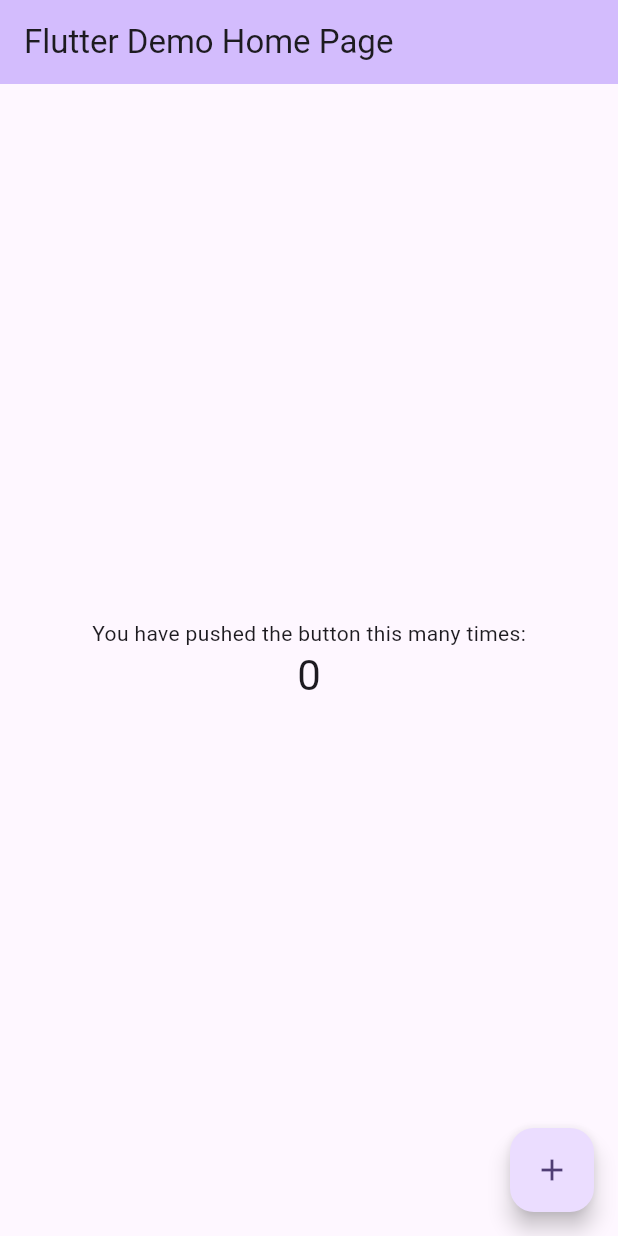
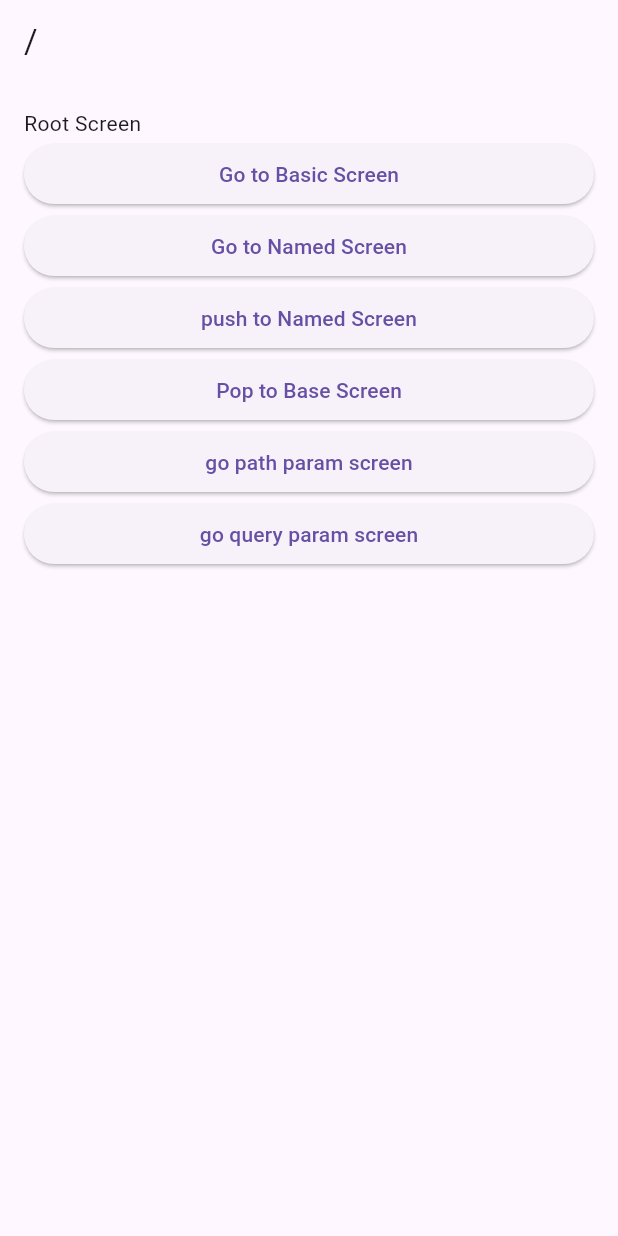
Before and after one commit to BobbyGim/flutter_router, a Flutter app: the screen it shows after launch, on a phone screen of 412 x 824 dp. Run offline on Flutter 3.47's test engine with Material 3 defaults, Android fonts, the phone set to English and light mode, and no system bars; our stand-ins replace go_router.

Commit message:
feat: go router

```diff
--- /dev/null
+++ b/lib/layout/default_layout.dart
@@ -0,0 +1,15 @@
+import 'package:flutter/material.dart';
+import 'package:go_router/go_router.dart';
+
+class DefaultLayout extends StatelessWidget {
+  final Widget body;
+  const DefaultLayout({super.key, required this.body});
+
+  @override
+  Widget build(BuildContext context) {
+    return Scaffold(
+      appBar: AppBar(title: Text(GoRouterState.of(context).uri.toString())),
+      body: Padding(padding: EdgeInsets.all(16), child: body),
+    );
+  }
+}
--- a/lib/main.dart
+++ b/lib/main.dart
@@ -1,122 +1,15 @@
 import 'package:flutter/material.dart';
+import 'package:flutter_router/router/router.dart';
 
 void main() {
-  runApp(const MyApp());
+  runApp(const _App());
 }
 
-class MyApp extends StatelessWidget {
-  const MyApp({super.key});
-
-  // This widget is the root of your application.
-  @override
-  Widget build(BuildContext context) {
-    return MaterialApp(
-      title: 'Flutter Demo',
-      theme: ThemeData(
-        // This is the theme of your application.
-        //
-        // TRY THIS: Try running your application with "flutter run". You'll see
-        // the application has a purple toolbar. Then, without quitting the app,
-        // try changing the seedColor in the colorScheme below to Colors.green
-        // and then invoke "hot reload" (save your changes or press the "hot
-        // reload" button in a Flutter-supported IDE, or press "r" if you used
-        // the command line to start the app).
-        //
-        // Notice that the counter didn't reset back to zero; the application
-        // state is not lost during the reload. To reset the state, use hot
-        // restart instead.
-        //
-        // This works for code too, not just values: Most code changes can be
-        // tested with just a hot reload.
-        colorScheme: ColorScheme.fromSeed(seedColor: Colors.deepPurple),
-      ),
-      home: const MyHomePage(title: 'Flutter Demo Home Page'),
-    );
-  }
-}
-
-class MyHomePage extends StatefulWidget {
-  const MyHomePage({super.key, required this.title});
-
-  // This widget is the home page of your application. It is stateful, meaning
-  // that it has a State object (defined below) that contains fields that affect
-  // how it looks.
-
-  // This class is the configuration for the state. It holds the values (in this
-  // case the title) provided by the parent (in this case the App widget) and
-  // used by the build method of the State. Fields in a Widget subclass are
-  // always marked "final".
-
-  final String title;
-
-  @override
-  State<MyHomePage> createState() => _MyHomePageState();
-}
-
-class _MyHomePageState extends State<MyHomePage> {
-  int _counter = 0;
-
-  void _incrementCounter() {
-    setState(() {
-      // This call to setState tells the Flutter framework that something has
-      // changed in this State, which causes it to rerun the build method below
-      // so that the display can reflect the updated values. If we changed
-      // _counter without calling setState(), then the build method would not be
-      // called again, and so nothing would appear to happen.
-      _counter++;
-    });
-  }
+class _App extends StatelessWidget {
+  const _App({super.key});
 
   @override
   Widget build(BuildContext context) {
-    // This method is rerun every time setState is called, for instance as done
-    // by the _incrementCounter method above.
-    //
-    // The Flutter framework has been optimized to make rerunning build methods
-    // fast, so that you can just rebuild anything that needs updating rather
-    // than having to individually change instances of widgets.
-    return Scaffold(
-      appBar: AppBar(
-        // TRY THIS: Try changing the color here to a specific color (to
-        // Colors.amber, perhaps?) and trigger a hot reload to see the AppBar
-        // change color while the other colors stay the same.
-        backgroundColor: Theme.of(context).colorScheme.inversePrimary,
-        // Here we take the value from the MyHomePage object that was created by
-        // the App.build method, and use it to set our appbar title.
-        title: Text(widget.title),
-      ),
-      body: Center(
-        // Center is a layout widget. It takes a single child and positions it
-        // in the middle of the parent.
-        child: Column(
-          // Column is also a layout widget. It takes a list of children and
-          // arranges them vertically. By default, it sizes itself to fit its
-          // children horizontally, and tries to be as tall as its parent.
-          //
-          // Column has various properties to control how it sizes itself and
-          // how it positions its children. Here we use mainAxisAlignment to
-          // center the children vertically; the main axis here is the vertical
-          // axis because Columns are vertical (the cross axis would be
-          // horizontal).
-          //
-          // TRY THIS: Invoke "debug painting" (choose the "Toggle Debug Paint"
-          // action in the IDE, or press "p" in the console), to see the
-          // wireframe for each widget.
-          mainAxisAlignment: MainAxisAlignment.center,
-          children: <Widget>[
-            const Text('You have pushed the button this many times:'),
-            Text(
-              '$_counter',
-              style: Theme.of(context).textTheme.headlineMedium,
-            ),
-          ],
-        ),
-      ),
-      floatingActionButton: FloatingActionButton(
-        onPressed: _incrementCounter,
-        tooltip: 'Increment',
-        child: const Icon(Icons.add),
-      ), // This trailing comma makes auto-formatting nicer for build methods.
-    );
+    return MaterialApp.router(routerConfig: router);
   }
 }
--- /dev/null
+++ b/lib/router/router.dart
@@ -0,0 +1,66 @@
+import 'package:flutter_router/screen/1_basic_screen.dart';
+import 'package:flutter_router/screen/2_named_screen.dart';
+import 'package:flutter_router/screen/3_push_screen.dart';
+import 'package:flutter_router/screen/4_pop_base_screen.dart';
+import 'package:flutter_router/screen/5_pop_return_screen.dart';
+import 'package:flutter_router/screen/6_path_param_screen.dart';
+import 'package:flutter_router/screen/root_screen.dart';
+import 'package:go_router/go_router.dart';
+
+final router = GoRouter(
+  routes: [
+    GoRoute(
+      path: "/",
+      builder: (context, state) => RootScreen(),
+      routes: [
+        GoRoute(
+          path: "basic",
+          name: "basic",
+          builder: (context, state) => BasicScreen(),
+        ),
+        GoRoute(
+          path: "named",
+          name: "named",
+          builder: (context, state) => NamedScreen(),
+        ),
+        GoRoute(
+          path: "push",
+          name: "push",
+          builder: (context, state) => PushScreen(),
+        ),
+        GoRoute(
+          path: "pop",
+          name: "pop",
+          builder: (context, state) => PopBaseScreen(),
+          routes: [
+            GoRoute(
+              path: "return",
+              name: "return",
+              builder: (context, state) => PopReturnScreen(),
+            ),
+          ],
+        ),
+        GoRoute(
+          path: "path_param/:id",
+          builder: (context, state) {
+            return PathParamScreen();
+          },
+          routes: [
+            GoRoute(
+              path: ":name",
+              builder: (context, state) {
+                return PathParamScreen();
+              },
+            ),
+          ],
+        ),
+        GoRoute(
+          path: "query_param",
+          builder: (context, state) {
+            return PathParamScreen();
+          },
+        ),
+      ],
+    ),
+  ],
+);
--- /dev/null
+++ b/lib/screen/3_push_screen.dart
@@ -0,0 +1,29 @@
+import 'package:flutter/material.dart';
+import 'package:flutter_router/layout/default_layout.dart';
+import 'package:go_router/go_router.dart';
+
+class PushScreen extends StatelessWidget {
+  const PushScreen({super.key});
+
+  @override
+  Widget build(BuildContext context) {
+    return DefaultLayout(
+      body: ListView(
+        children: [
+          ElevatedButton(
+            onPressed: () {
+              context.pushNamed("basic");
+            },
+            child: Text("Push Basic"),
+          ),
+          ElevatedButton(
+            onPressed: () {
+              context.goNamed("basic");
+            },
+            child: Text("Go Basic"),
+          ),
+        ],
+      ),
+    );
+  }
+}
--- /dev/null
+++ b/lib/screen/6_path_param_screen.dart
@@ -0,0 +1,24 @@
+import 'package:flutter/material.dart';
+import 'package:flutter_router/layout/default_layout.dart';
+import 'package:go_router/go_router.dart';
+
+class PathParamScreen extends StatelessWidget {
+  const PathParamScreen({super.key});
+
+  @override
+  Widget build(BuildContext context) {
+    return DefaultLayout(
+      body: ListView(
+        children: [
+          Text("path Param ${GoRouterState.of(context).pathParameters}"),
+          ElevatedButton(
+            onPressed: () {
+              context.go("/path_param/123/abc");
+            },
+            child: Text("path Param Screen1"),
+          ),
+        ],
+      ),
+    );
+  }
+}
--- /dev/null
+++ b/lib/screen/7_query_param_screen.dart
@@ -0,0 +1,24 @@
+import 'package:flutter/material.dart';
+import 'package:flutter_router/layout/default_layout.dart';
+import 'package:go_router/go_router.dart';
+
+class QueryParamScreen extends StatelessWidget {
+  const QueryParamScreen({super.key});
+
+  @override
+  Widget build(BuildContext context) {
+    return DefaultLayout(
+      body: ListView(
+        children: [
+          Text("path Param"),
+          ElevatedButton(
+            onPressed: () {
+              context.go("/path_param/123/abc");
+            },
+            child: Text("path Param Screen1"),
+          ),
+        ],
+      ),
+    );
+  }
+}
--- /dev/null
+++ b/lib/screen/root_screen.dart
@@ -0,0 +1,59 @@
+import 'package:flutter/material.dart';
+import 'package:flutter_router/layout/default_layout.dart';
+import 'package:go_router/go_router.dart';
+
+class RootScreen extends StatelessWidget {
+  const RootScreen({super.key});
+
+  @override
+  Widget build(BuildContext context) {
+    return DefaultLayout(
+      body: ListView(
+        children: [
+          Text('Root Screen'),
+          ElevatedButton(
+            onPressed: () {
+              context.go('/basic');
+            },
+            child: Text('Go to Basic Screen'),
+          ),
+          ElevatedButton(
+            onPressed: () {
+              context.goNamed('named');
+            },
+            child: Text('Go to Named Screen'),
+          ),
+          ElevatedButton(
+            onPressed: () {
+              context.goNamed('push');
+            },
+            child: Text('push to Named Screen'),
+          ),
+          ElevatedButton(
+            onPressed: () {
+              context.goNamed('pop');
+            },
+            child: Text('Pop to Base Screen'),
+          ),
+          ElevatedButton(
+            onPressed: () {
+              context.go('/path_param/123');
+            },
+            child: Text('go path param screen'),
+          ),
+          ElevatedButton(
+            onPressed: () {
+              context.push(
+                Uri(
+                  path: "/query_param",
+                  queryParameters: {"name": "kim", "age": "30"},
+                ).toString(),
+              );
+            },
+            child: Text('go query param screen'),
+          ),
+        ],
+      ),
+    );
+  }
+}
--- a/pubspec.yaml
+++ b/pubspec.yaml
@@ -34,6 +34,7 @@ dependencies:
   # The following adds the Cupertino Icons font to your application.
   # Use with the CupertinoIcons class for iOS style icons.
   cupertino_icons: ^1.0.8
+  go_router: ^15.1.2
 
 dev_dependencies:
   flutter_test:
```
Also changed, not shown: lib/screen/1_basic_screen.dart (added, +19 -0 lines), lib/screen/2_named_screen.dart (added, +11 -0 lines), lib/screen/4_pop_base_screen.dart (added, +25 -0 lines), lib/screen/5_pop_return_screen.dart (added, +23 -0 lines), pubspec.lock.
